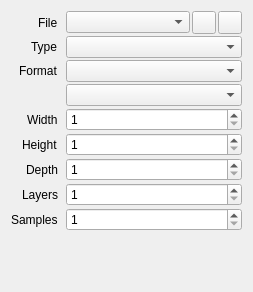
houmain/gpupad, file src/session/TextureProperties.ui: the form before one commit.
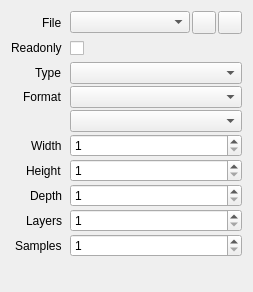
The form after the commit. Icons and pictures are not drawn. Custom widgets are drawn as their Qt base class.

Commit message: More work on KTX support, readonly added

```diff
--- a/src/session/TextureProperties.ui
+++ b/src/session/TextureProperties.ui
@@ -87,7 +87,7 @@
        </layout>
       </widget>
      </item>
-     <item row="1" column="0">
+     <item row="2" column="0">
       <widget class="QLabel" name="labelTarget">
        <property name="sizePolicy">
         <sizepolicy hsizetype="Maximum" vsizetype="Preferred">
@@ -100,30 +100,30 @@
        </property>
       </widget>
      </item>
-     <item row="1" column="1">
+     <item row="2" column="1">
       <widget class="DataComboBox" name="target"/>
      </item>
-     <item row="2" column="0">
+     <item row="4" column="0">
       <widget class="QLabel" name="labelFormat">
        <property name="text">
         <string>Format</string>
        </property>
       </widget>
      </item>
-     <item row="2" column="1">
+     <item row="4" column="1">
       <widget class="DataComboBox" name="formatType"/>
      </item>
-     <item row="3" column="1">
+     <item row="5" column="1">
       <widget class="DataComboBox" name="formatData"/>
      </item>
-     <item row="4" column="0">
+     <item row="6" column="0">
       <widget class="QLabel" name="labelWidth">
        <property name="text">
         <string>Width</string>
        </property>
       </widget>
      </item>
-     <item row="4" column="1">
+     <item row="6" column="1">
       <widget class="QSpinBox" name="width">
        <property name="minimum">
         <number>1</number>
@@ -133,14 +133,14 @@
        </property>
       </widget>
      </item>
-     <item row="5" column="0">
+     <item row="7" column="0">
       <widget class="QLabel" name="labelHeight">
        <property name="text">
         <string>Height</string>
        </property>
       </widget>
      </item>
-     <item row="5" column="1">
+     <item row="7" column="1">
       <widget class="QSpinBox" name="height">
        <property name="minimum">
         <number>1</number>
@@ -150,14 +150,14 @@
        </property>
       </widget>
      </item>
-     <item row="6" column="0">
+     <item row="8" column="0">
       <widget class="QLabel" name="labelDepth">
        <property name="text">
         <string>Depth</string>
        </property>
       </widget>
      </item>
-     <item row="6" column="1">
+     <item row="8" column="1">
       <widget class="QSpinBox" name="depth">
        <property name="minimum">
         <number>1</number>
@@ -167,14 +167,14 @@
        </property>
       </widget>
      </item>
-     <item row="7" column="0">
+     <item row="9" column="0">
       <widget class="QLabel" name="labelLayers">
        <property name="text">
         <string>Layers</string>
        </property>
       </widget>
      </item>
-     <item row="7" column="1">
+     <item row="9" column="1">
       <widget class="QSpinBox" name="layers">
        <property name="minimum">
         <number>1</number>
@@ -184,14 +184,14 @@
        </property>
       </widget>
      </item>
-     <item row="8" column="0">
+     <item row="10" column="0">
       <widget class="QLabel" name="labelSamples">
        <property name="text">
         <string>Samples</string>
        </property>
       </widget>
      </item>
-     <item row="8" column="1">
+     <item row="10" column="1">
       <widget class="QSpinBox" name="samples">
        <property name="minimum">
         <number>1</number>
@@ -201,6 +201,29 @@
        </property>
       </widget>
      </item>
+     <item row="1" column="0">
+      <widget class="QLabel" name="labelReadonly">
+       <property name="sizePolicy">
+        <sizepolicy hsizetype="Maximum" vsizetype="Preferred">
+         <horstretch>0</horstretch>
+         <verstretch>0</verstretch>
+        </sizepolicy>
+       </property>
+       <property name="text">
+        <string>Readonly</string>
+       </property>
+      </widget>
+     </item>
+     <item row="1" column="1">
+      <widget class="QCheckBox" name="readonly">
+       <property name="minimumSize">
+        <size>
+         <width>0</width>
+         <height>24</height>
+        </size>
+       </property>
+      </widget>
+     </item>
     </layout>
    </item>
   </layout>
```
The commit also changes 10 other files.
